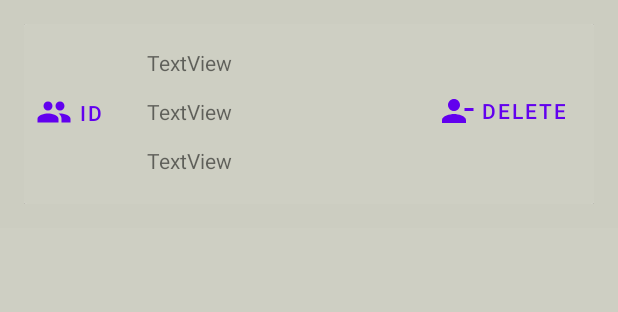
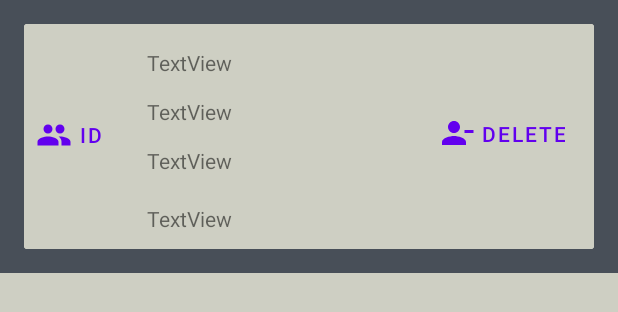
Before and after one commit to mlbcraven/Work_declaration_App, an Android app: the layout recycler_view_row.xml on its own in the app's theme, with its tools: preview values and no code run, on a phone screen of 412 x 824 dp. Shown: the top 312 px of the screen. Run offline under Robolectric (Android 15) with nearby library versions, the phone set to English and light mode, and no system bars.

Commit message:
Change Time format Added EntryDelete Option

```diff
--- a/app/src/main/java/com/example/spinnerrecycler/EntryAdapter.kt
+++ b/app/src/main/java/com/example/spinnerrecycler/EntryAdapter.kt
@@ -47,6 +47,7 @@ class EntryAdapter : RecyclerView.Adapter<EntryAdapter.ViewHolder>() {
         private var name = view.findViewById<TextView>(R.id.NameTV)
         private var work = view.findViewById<TextView>(R.id.WorkTv)
         private var problems = view.findViewById<TextView>(R.id.ProblemTv)
+        private var timestamp = view.findViewById<TextView>(R.id.TimestampTV)
         var btnDelete = view.findViewById<Button>(R.id.btnDelete)
 
         fun bindView(entry: Entry){
@@ -54,6 +55,7 @@ class EntryAdapter : RecyclerView.Adapter<EntryAdapter.ViewHolder>() {
             name.text = entry.name
             work.text = entry.work
             problems.text = entry.problems
+            timestamp.text = entry.timestamp
 
         }
 
--- a/app/src/main/java/com/example/spinnerrecycler/MainActivity.kt
+++ b/app/src/main/java/com/example/spinnerrecycler/MainActivity.kt
@@ -29,6 +29,7 @@ class MainActivity : AppCompatActivity() {
 
         }
 
+
     }
 
     private fun fragmentNav(fragment: Fragment) {
--- a/app/src/main/res/layout/fragment_entry.xml
+++ b/app/src/main/res/layout/fragment_entry.xml
@@ -2,7 +2,8 @@
 <RelativeLayout xmlns:android="http://schemas.android.com/apk/res/android"
     android:layout_width="match_parent"
     android:layout_height="match_parent"
-    xmlns:app="http://schemas.android.com/apk/res-auto">
+    xmlns:app="http://schemas.android.com/apk/res-auto"
+    >
 
     <TextView
         android:layout_width="wrap_content"
--- a/app/src/main/res/layout/recycler_view_row.xml
+++ b/app/src/main/res/layout/recycler_view_row.xml
@@ -5,11 +5,12 @@
     xmlns:app="http://schemas.android.com/apk/res-auto"
     android:padding="16dp"
     android:weightSum="1"
-    android:background="@color/cardview_shadow_end_color">
+    android:background="#484f58">
 
     <androidx.cardview.widget.CardView
         android:layout_width="380dp"
-        android:layout_height="120dp"
+        android:layout_height="150dp"
+
         >
 
         <RelativeLayout
@@ -28,9 +29,10 @@
                 android:layout_marginTop="0dp"
                 android:layout_marginEnd="0dp"
                 android:layout_marginBottom="2dp"
+                android:text="ID"
+                app:icon="@drawable/ic_baseline_people_24"
 
-                android:text="ID"
-                app:icon="@drawable/ic_baseline_people_24" />
+                 />
 
             <TextView
                 android:id="@+id/NameTV"
@@ -57,7 +59,7 @@
                 android:text="TextView" />
 
             <TextView
-                android:id="@+id/ProblemTv"
+                android:id="@+id/TimestampTV"
                 android:layout_width="89dp"
                 android:layout_height="wrap_content"
                 android:layout_below="@+id/WorkTv"
@@ -67,6 +69,9 @@
                 android:layout_toStartOf="@+id/btnDelete"
                 android:layout_toEndOf="@+id/IdTv"
                 android:text="TextView" />
+
+
+
 
             <Button
                 android:id="@+id/btnDelete"
@@ -81,6 +86,21 @@
                 android:layout_marginBottom="34dp"
                 android:text="Delete"
                 app:icon="@drawable/ic_baseline_person_remove_24" />
+
+            <TextView
+                android:id="@+id/ProblemTv"
+                android:layout_width="89dp"
+                android:layout_height="wrap_content"
+                android:layout_below="@+id/TimestampTV"
+                android:layout_alignParentBottom="true"
+                android:layout_marginStart="22dp"
+                android:layout_marginTop="19dp"
+
+                android:layout_marginEnd="33dp"
+                android:layout_marginBottom="12dp"
+                android:layout_toStartOf="@+id/btnDelete"
+                android:layout_toEndOf="@+id/IdTv"
+                android:text="TextView" />
         </RelativeLayout>
     </androidx.cardview.widget.CardView>
 
--- a/app/src/main/res/values/colors.xml
+++ b/app/src/main/res/values/colors.xml
@@ -11,4 +11,5 @@
     <color name="Grey">#5E5757</color>
     <color name="Grey1">#533F3F</color>
     <color name="beige">#8E5A5A</color>
+    <color name="Grey2">#DCDCDc</color>
 </resources>
```
Also changed, not shown: app/src/main/java/com/example/spinnerrecycler/FragmentEntry.kt (+9 -2 lines), app/src/main/java/com/example/spinnerrecycler/FragmentShow.kt (+22 -0 lines).
